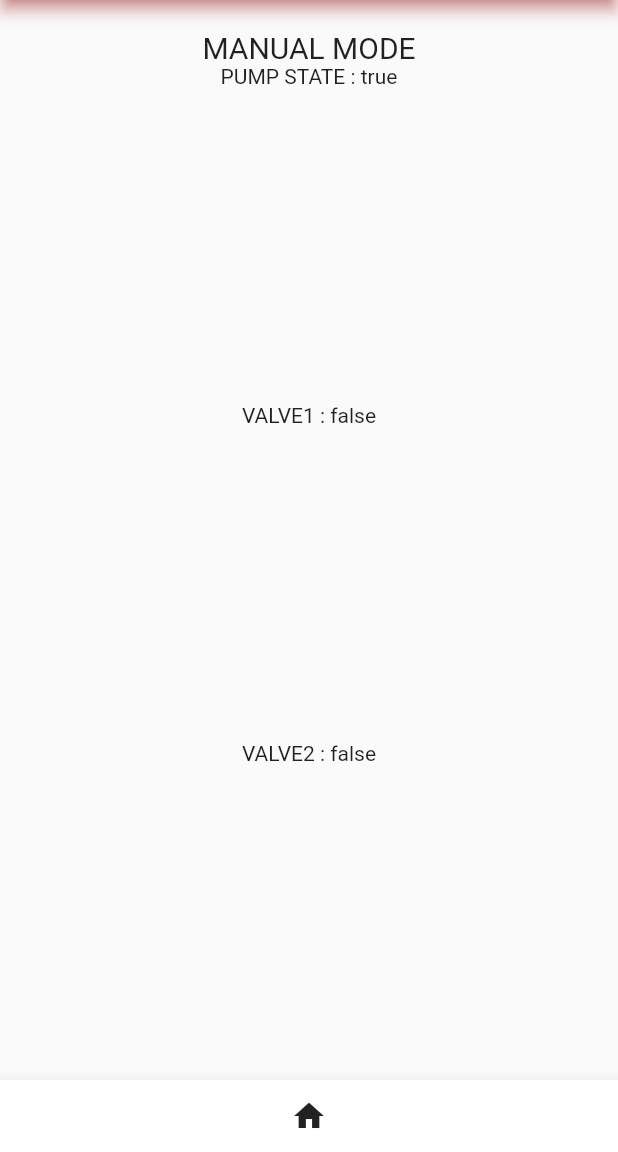
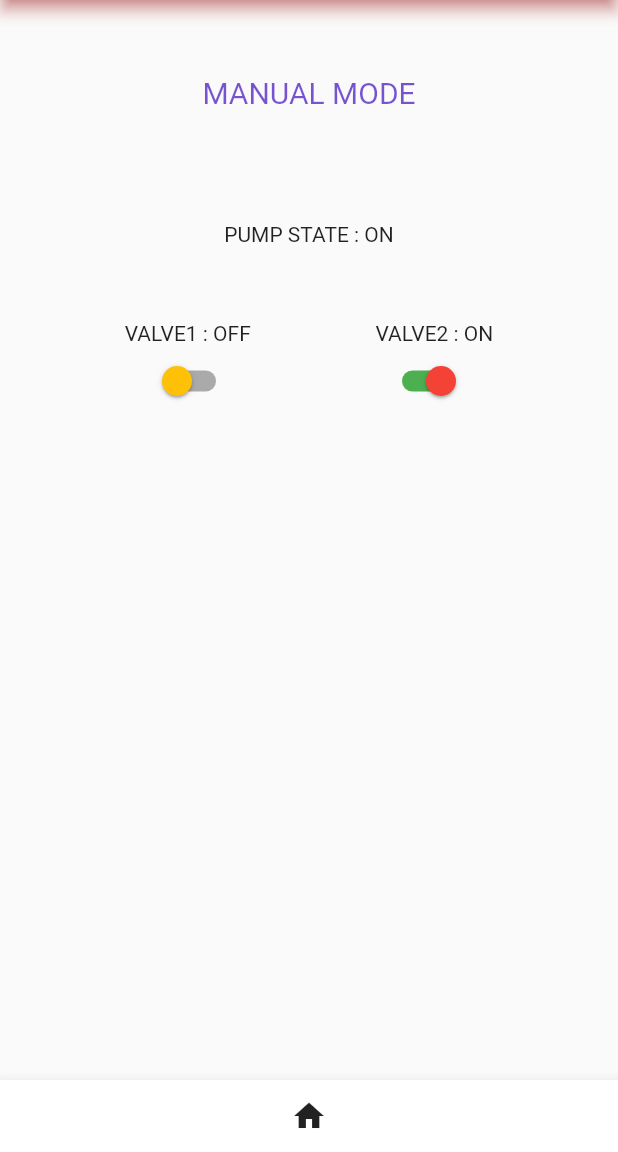
Before and after one commit to abhijithu1/irrigation, a Flutter app: the ManualMode screen opened directly, on a phone screen of 412 x 824 dp, the part 84-1236 px from its top. Run offline on Flutter 3.47's test engine with Material 2 defaults, Android fonts, the phone set to English and light mode, and no system bars; our stand-ins replace syncfusion_flutter_gauges.

Commit message:
Little bit comments are added

```diff
--- a/irrigation/lib/globals.dart
+++ b/irrigation/lib/globals.dart
@@ -1,12 +1,13 @@
 import 'package:flutter/material.dart';
-
+///Dont change anything in this variable.
 int? hour = 00;
 int? min = 00;
 String hourstr = hour.toString();
 String minstr = min.toString();
 bool valve1 = false;
-bool valve2 = false;
+bool valve2 = true;
 bool pump = true;
 final formkey1 = GlobalKey<FormState>();
 final formkey2 = GlobalKey<FormState>();
 final GlobalKey<ScaffoldState> scaffoldKey = GlobalKey<ScaffoldState>();
+String textP = "",textv1 = "", textv2 = "";
--- a/irrigation/lib/manual.dart
+++ b/irrigation/lib/manual.dart
@@ -1,6 +1,4 @@
 import 'package:flutter/material.dart';
-import 'package:flutter/src/widgets/framework.dart';
-import 'package:flutter/src/widgets/placeholder.dart';
 import 'globals.dart';
 
 class ManualMode extends StatefulWidget {
@@ -13,6 +11,21 @@ class ManualMode extends StatefulWidget {
 class _ManualModeState extends State<ManualMode> {
   @override
   Widget build(BuildContext context) {
+    if (valve1) {
+      textv1 = "ON";
+    } else {
+      textv1 = "OFF";
+    }
+    if (valve2) {
+      textv2 = "ON";
+    } else {
+      textv2 = "OFF";
+    }
+    if (valve1 || valve2) {
+      textP = "ON";
+    } else {
+      textP = "OFF";
+    }
     return Scaffold(
       appBar: AppBar(
         backgroundColor: Colors.amber[400],
@@ -28,28 +41,76 @@ class _ManualModeState extends State<ManualMode> {
       body: SafeArea(
         child: Column(
           children: [
+            Row(
+              mainAxisAlignment: MainAxisAlignment.center,
+              children: [
                 Container(
-              padding: const EdgeInsets.fromLTRB(0, 20, 0, 0),
-              alignment: Alignment.topCenter,
+                  padding: const EdgeInsets.only(
+                    top: 50,
+                  ),
                   child: const Text(
                     'MANUAL MODE',
                     style: TextStyle(
                       fontSize: 20.0,
+                      color: Color.fromARGB(170, 53, 0, 186),
                     ),
                   ),
                 ),
-            Expanded(
-              flex: 1,
-              child: Text("PUMP STATE : ${pump.toString()}"),
+              ],
             ),
-            Expanded(
-              flex: 1,
-              child: Text("VALVE1 : ${valve1.toString()}"),
+            Row(
+              mainAxisAlignment: MainAxisAlignment.center,
+              children: [
+                Container(
+                  padding: const EdgeInsets.only(top: 75),
+                  child: Text("PUMP STATE : $textP"),
                 ),
-            Expanded(
-              flex: 1,
-              child: Text("VALVE2 : ${valve2.toString()}"),
+              ],
             ),
+            Container(
+              padding: const EdgeInsets.only(top: 50),
+              child: Row(
+                mainAxisAlignment: MainAxisAlignment.spaceEvenly,
+                children: [
+                  Text("VALVE1 : $textv1"),
+                  Text("VALVE2 : $textv2"),
+                ],
+              ),
+            ),
+            Container(
+              child: Row(
+                mainAxisAlignment: MainAxisAlignment.spaceEvenly,
+                children: [
+                  Switch(
+                    activeColor: Colors.red,
+                    activeTrackColor: Colors.green,
+                    thumbColor: MaterialStateProperty.all<Color?>(Colors.amber),
+                      value: valve1,
+                      onChanged: (value) {
+                        setState(() {
+                          if (value == true) {
+                            textv1 = "ON";
+                          } else {
+                            textv1 = "OFF";
+                          }
+                        });
+                      }),
+                  Switch(
+                    activeColor: Colors.red,
+                    activeTrackColor: Colors.green,
+                      value: valve2,
+                      onChanged: (value) {
+                        setState(() {
+                          if (value == true) {
+                            textv2 = "ON";
+                          } else {
+                            textv2 = "OFF";
+                          }
+                        });
+                      })
+                ],
+              ),
+            )
           ],
         ),
       ),
--- a/irrigation/pubspec.yaml
+++ b/irrigation/pubspec.yaml
@@ -34,6 +34,7 @@ dependencies:
   flutter_bloc: ^8.1.2
   equatable: ^2.0.5
   shared_preferences: ^2.1.1
+  flutter_switch: ^0.3.2
 
 
 
```
Also changed, not shown: irrigation/lib/main.dart (+12 -6 lines), irrigation/pubspec.lock. Lines whose indentation alone changed are shown as unchanged.
